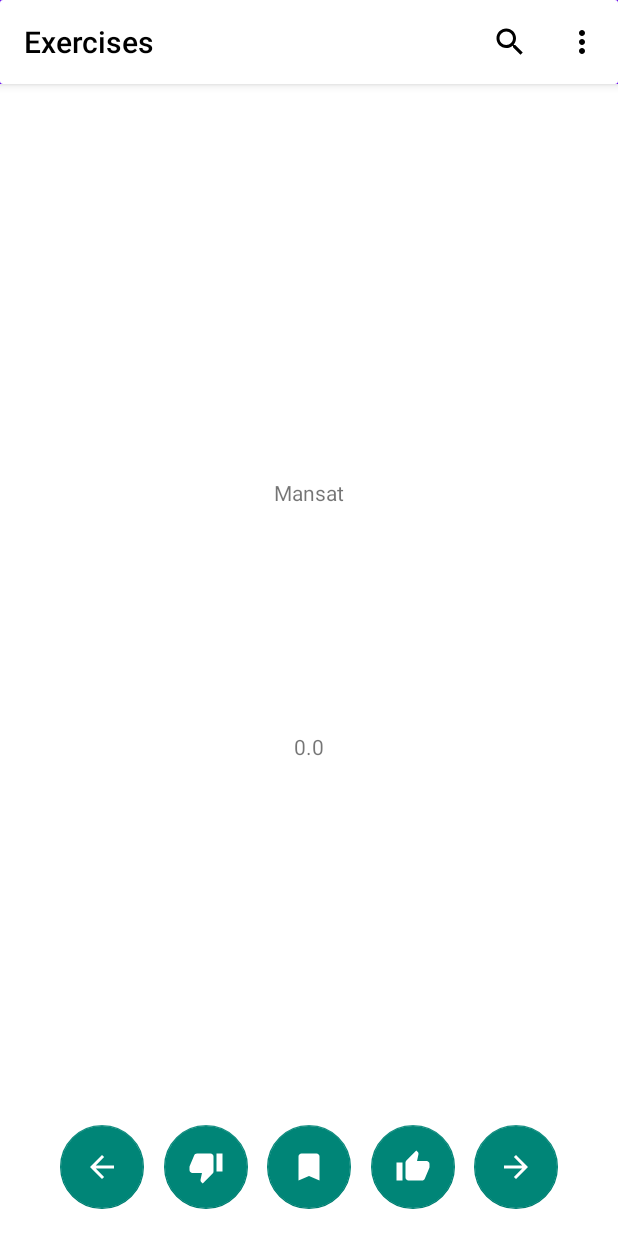
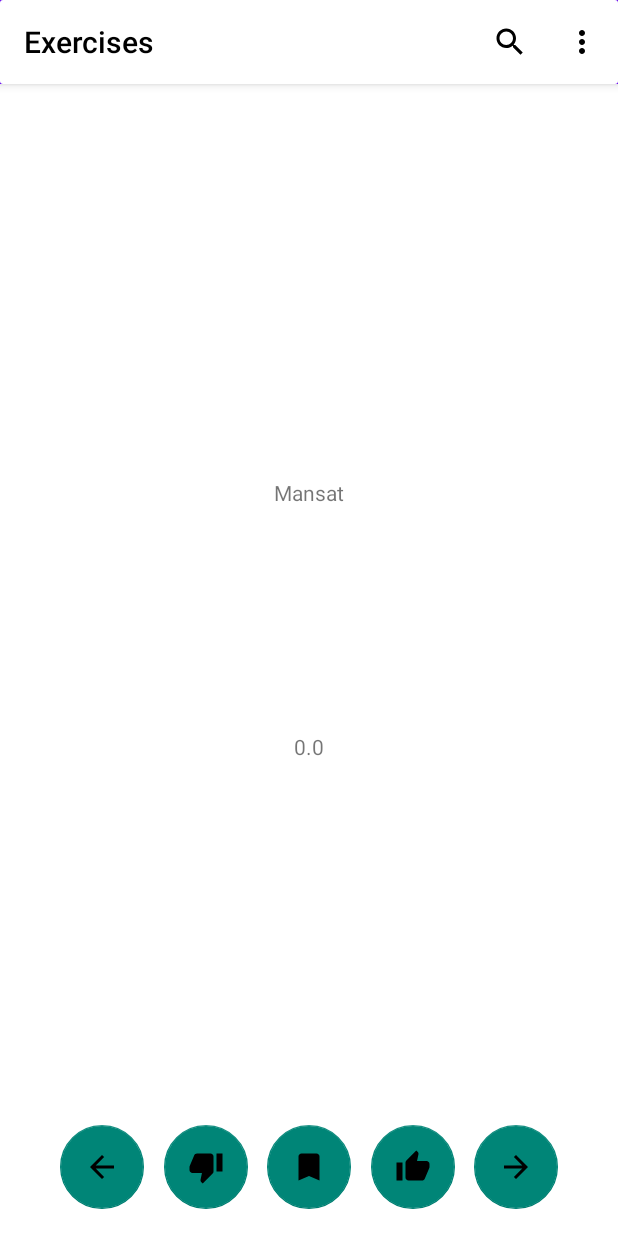
Before and after one commit to tmackintosh/OxfordHack2022, an Android app: the screen it shows after launch (MainActivity), on a phone screen of 412 x 824 dp. Run offline under Robolectric (Android 15) with nearby library versions, the phone set to English and light mode, and no system bars.

Commit message:
Fixed icon colours

```diff
--- a/app/src/main/res/drawable/ic_baseline_arrow_back_24.xml
+++ b/app/src/main/res/drawable/ic_baseline_arrow_back_24.xml
@@ -1,5 +1,5 @@
 <vector android:autoMirrored="true" android:height="24dp"
-    android:tint="#FFFFFF" android:viewportHeight="24"
+    android:tint="@color/black" android:viewportHeight="24"
     android:viewportWidth="24" android:width="24dp" xmlns:android="http://schemas.android.com/apk/res/android">
-    <path android:fillColor="@android:color/white" android:pathData="M20,11H7.83l5.59,-5.59L12,4l-8,8 8,8 1.41,-1.41L7.83,13H20v-2z"/>
+    <path android:fillColor="@android:color/black" android:pathData="M20,11H7.83l5.59,-5.59L12,4l-8,8 8,8 1.41,-1.41L7.83,13H20v-2z"/>
 </vector>
--- a/app/src/main/res/drawable/ic_baseline_arrow_forward_24.xml
+++ b/app/src/main/res/drawable/ic_baseline_arrow_forward_24.xml
@@ -1,5 +1,5 @@
 <vector android:autoMirrored="true" android:height="24dp"
-    android:tint="#FFFFFF" android:viewportHeight="24"
+    android:tint="@color/black" android:viewportHeight="24"
     android:viewportWidth="24" android:width="24dp" xmlns:android="http://schemas.android.com/apk/res/android">
-    <path android:fillColor="@android:color/white" android:pathData="M12,4l-1.41,1.41L16.17,11H4v2h12.17l-5.58,5.59L12,20l8,-8z"/>
+    <path android:fillColor="@android:color/black" android:pathData="M12,4l-1.41,1.41L16.17,11H4v2h12.17l-5.58,5.59L12,20l8,-8z"/>
 </vector>
--- a/app/src/main/res/drawable/ic_baseline_bookmark_24.xml
+++ b/app/src/main/res/drawable/ic_baseline_bookmark_24.xml
@@ -1,5 +1,5 @@
-<vector android:height="24dp" android:tint="#FFFFFF"
+<vector android:height="24dp" android:tint="@color/black"
     android:viewportHeight="24" android:viewportWidth="24"
     android:width="24dp" xmlns:android="http://schemas.android.com/apk/res/android">
-    <path android:fillColor="@android:color/white" android:pathData="M17,3H7c-1.1,0 -1.99,0.9 -1.99,2L5,21l7,-3 7,3V5c0,-1.1 -0.9,-2 -2,-2z"/>
+    <path android:fillColor="@android:color/black" android:pathData="M17,3H7c-1.1,0 -1.99,0.9 -1.99,2L5,21l7,-3 7,3V5c0,-1.1 -0.9,-2 -2,-2z"/>
 </vector>
--- a/app/src/main/res/drawable/ic_baseline_thumb_down_24.xml
+++ b/app/src/main/res/drawable/ic_baseline_thumb_down_24.xml
@@ -1,5 +1,5 @@
-<vector android:height="24dp" android:tint="#FFFFFF"
+<vector android:height="24dp" android:tint="@color/black"
     android:viewportHeight="24" android:viewportWidth="24"
     android:width="24dp" xmlns:android="http://schemas.android.com/apk/res/android">
-    <path android:fillColor="@android:color/white" android:pathData="M15,3L6,3c-0.83,0 -1.54,0.5 -1.84,1.22l-3.02,7.05c-0.09,0.23 -0.14,0.47 -0.14,0.73v2c0,1.1 0.9,2 2,2h6.31l-0.95,4.57 -0.03,0.32c0,0.41 0.17,0.79 0.44,1.06L9.83,23l6.59,-6.59c0.36,-0.36 0.58,-0.86 0.58,-1.41L17,5c0,-1.1 -0.9,-2 -2,-2zM19,3v12h4L23,3h-4z"/>
+    <path android:fillColor="@android:color/black" android:pathData="M15,3L6,3c-0.83,0 -1.54,0.5 -1.84,1.22l-3.02,7.05c-0.09,0.23 -0.14,0.47 -0.14,0.73v2c0,1.1 0.9,2 2,2h6.31l-0.95,4.57 -0.03,0.32c0,0.41 0.17,0.79 0.44,1.06L9.83,23l6.59,-6.59c0.36,-0.36 0.58,-0.86 0.58,-1.41L17,5c0,-1.1 -0.9,-2 -2,-2zM19,3v12h4L23,3h-4z"/>
 </vector>
--- a/app/src/main/res/drawable/ic_baseline_thumb_up_24.xml
+++ b/app/src/main/res/drawable/ic_baseline_thumb_up_24.xml
@@ -1,5 +1,5 @@
-<vector android:height="24dp" android:tint="#FFFFFF"
+<vector android:height="24dp" android:tint="@color/black"
     android:viewportHeight="24" android:viewportWidth="24"
     android:width="24dp" xmlns:android="http://schemas.android.com/apk/res/android">
-    <path android:fillColor="@android:color/white" android:pathData="M1,21h4L5,9L1,9v12zM23,10c0,-1.1 -0.9,-2 -2,-2h-6.31l0.95,-4.57 0.03,-0.32c0,-0.41 -0.17,-0.79 -0.44,-1.06L14.17,1 7.59,7.59C7.22,7.95 7,8.45 7,9v10c0,1.1 0.9,2 2,2h9c0.83,0 1.54,-0.5 1.84,-1.22l3.02,-7.05c0.09,-0.23 0.14,-0.47 0.14,-0.73v-2z"/>
+    <path android:fillColor="@android:color/black" android:pathData="M1,21h4L5,9L1,9v12zM23,10c0,-1.1 -0.9,-2 -2,-2h-6.31l0.95,-4.57 0.03,-0.32c0,-0.41 -0.17,-0.79 -0.44,-1.06L14.17,1 7.59,7.59C7.22,7.95 7,8.45 7,9v10c0,1.1 0.9,2 2,2h9c0.83,0 1.54,-0.5 1.84,-1.22l3.02,-7.05c0.09,-0.23 0.14,-0.47 0.14,-0.73v-2z"/>
 </vector>
```
